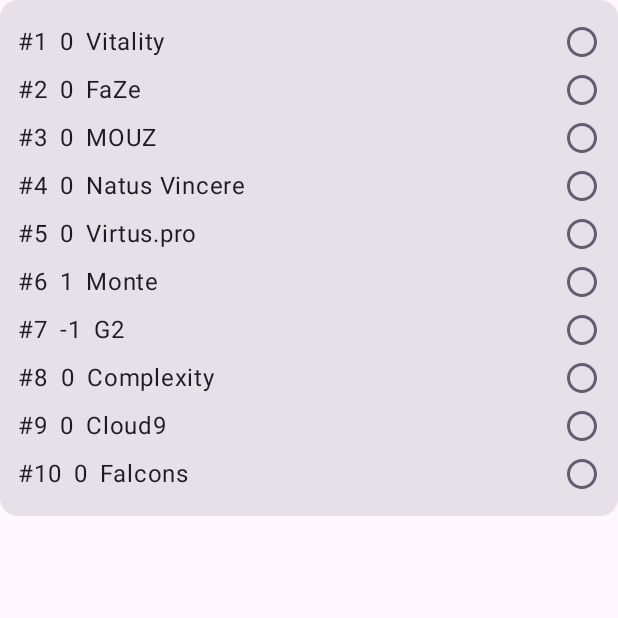
After one commit to DenisRx/CS2-ProBet-android, an Android app built with Jetpack Compose: the composable HomeScreen shown on its own in the app's theme, on a phone screen of 412 x 824 dp, the top half of it. The commit adds this screen. Run offline under Robolectric (Android 15) with nearby library versions, the phone set to English and light mode, and no system bars.

Commit message:
Display leaderboard list

```diff
--- a/app/build.gradle.kts
+++ b/app/build.gradle.kts
@@ -59,6 +59,7 @@ dependencies {
     implementation("androidx.compose.ui:ui-graphics")
     implementation("androidx.compose.ui:ui-tooling-preview")
     implementation("androidx.compose.material3:material3")
+    implementation("androidx.compose.material:material-icons-extended")
     testImplementation("junit:junit:4.13.2")
     androidTestImplementation("androidx.test.ext:junit:1.1.5")
     androidTestImplementation("androidx.test.espresso:espresso-core:3.5.1")
--- /dev/null
+++ b/app/src/main/java/com/denisrx/cs2probet/model/Team.kt
@@ -0,0 +1,11 @@
+package com.denisrx.cs2probet.model
+
+data class Team(
+    val points: Int,
+    val place: Int,
+    val name: String,
+    val id: Int,
+    val change: Int,
+    val isNew: Boolean,
+    val isSelected: Boolean,
+)
--- /dev/null
+++ b/app/src/main/java/com/denisrx/cs2probet/ui/homeScreen/HomeScreen.kt
@@ -0,0 +1,78 @@
+package com.denisrx.cs2probet.ui.homeScreen
+
+import androidx.compose.foundation.clickable
+import androidx.compose.foundation.layout.Arrangement
+import androidx.compose.foundation.layout.Column
+import androidx.compose.foundation.layout.Row
+import androidx.compose.foundation.layout.fillMaxWidth
+import androidx.compose.foundation.layout.padding
+import androidx.compose.foundation.lazy.LazyColumn
+import androidx.compose.foundation.lazy.items
+import androidx.compose.foundation.lazy.rememberLazyListState
+import androidx.compose.material.icons.Icons
+import androidx.compose.material.icons.filled.RadioButtonChecked
+import androidx.compose.material.icons.filled.RadioButtonUnchecked
+import androidx.compose.material3.Card
+import androidx.compose.material3.Icon
+import androidx.compose.material3.MaterialTheme
+import androidx.compose.material3.Text
+import androidx.compose.runtime.Composable
+import androidx.compose.runtime.collectAsState
+import androidx.compose.runtime.getValue
+import androidx.compose.ui.Modifier
+import androidx.compose.ui.res.dimensionResource
+import androidx.compose.ui.res.stringResource
+import androidx.compose.ui.semantics.Role
+import androidx.compose.ui.tooling.preview.Preview
+import com.denisrx.cs2probet.R
+
+@Composable
+fun HomeScreen(viewModel: HomeViewModel = HomeViewModel()) {
+    val homeUiState by viewModel.uiState.collectAsState()
+
+    LeaderboardComponent(homeUiState = homeUiState)
+}
+
+@Composable
+fun LeaderboardComponent(homeUiState: HomeUiState, modifier: Modifier = Modifier) {
+    val lazyListState = rememberLazyListState()
+
+    Card {
+        LazyColumn(
+            state = lazyListState,
+            modifier = modifier.padding(dimensionResource(R.dimen.list_content_padding))
+        ) {
+            items(homeUiState.leaderboard) { team ->
+                Row(
+                    horizontalArrangement = Arrangement.SpaceBetween,
+                    modifier = modifier
+                        .padding(vertical = dimensionResource(R.dimen.list_row_horizontal_padding))
+                        .fillMaxWidth()
+                ) {
+                    Column {
+                        Row(horizontalArrangement = Arrangement.spacedBy(dimensionResource(R.dimen.small_padding))) {
+                            Text(text = "#${team.place}")
+                            Text(team.change.toString())
+                            Text(team.name)
+                        }
+                    }
+                        Icon(
+                            imageVector = if (team.isSelected) Icons.Filled.RadioButtonChecked else Icons.Filled.RadioButtonUnchecked,
+                            contentDescription = stringResource(R.string.select_team_button),
+                            tint = MaterialTheme.colorScheme.secondary,
+                            modifier = Modifier.clickable(
+                                onClick = { /*TODO*/ },
+                                role = Role.Button,
+                            )
+                        )
+                }
+            }
+        }
+    }
+}
+
+@Preview
+@Composable
+fun HomeScreenPreview() {
+    HomeScreen()
+}
--- /dev/null
+++ b/app/src/main/java/com/denisrx/cs2probet/ui/homeScreen/HomeUiState.kt
@@ -0,0 +1,18 @@
+package com.denisrx.cs2probet.ui.homeScreen
+
+import com.denisrx.cs2probet.model.Team
+
+data class HomeUiState(
+    val leaderboard: List<Team> = listOf(
+        Team(points = 980, place = 1, name = "Vitality", id = 9565, change = 0, isNew = false, isSelected = false),
+        Team(points = 940, place = 2, name = "FaZe", id = 6667, change = 0, isNew = false, isSelected = false),
+        Team(points = 519, place = 3, name = "MOUZ", id = 4494, change = 0, isNew = false, isSelected = false),
+        Team(points = 404, place = 4, name = "Natus Vincere", id = 4608, change = 0, isNew = false, isSelected = false),
+        Team(points = 365, place = 5, name = "Virtus.pro", id = 5378, change = 0, isNew = false, isSelected = false),
+        Team(points = 344, place = 6, name = "Monte", id = 11811, change = 1, isNew = false, isSelected = false),
+        Team(points = 342, place = 7, name = "G2", id = 5995, change = -1, isNew = false, isSelected = false),
+        Team(points = 317, place = 8, name = "Complexity", id = 5005, change = 0, isNew = false, isSelected = false),
+        Team(points = 291, place = 9, name = "Cloud9", id = 5752, change = 0, isNew = false, isSelected = false),
+        Team(points = 288, place = 10, name = "Falcons", id = 11283, change = 0, isNew = false, isSelected = false),
+    ),
+)
--- /dev/null
+++ b/app/src/main/java/com/denisrx/cs2probet/ui/homeScreen/HomeViewModel.kt
@@ -0,0 +1,11 @@
+package com.denisrx.cs2probet.ui.homeScreen
+
+import androidx.lifecycle.ViewModel
+import kotlinx.coroutines.flow.MutableStateFlow
+import kotlinx.coroutines.flow.StateFlow
+import kotlinx.coroutines.flow.asStateFlow
+
+class HomeViewModel : ViewModel() {
+    private val _uiState = MutableStateFlow(HomeUiState())
+    val uiState: StateFlow<HomeUiState> = _uiState.asStateFlow()
+}
--- /dev/null
+++ b/app/src/main/res/values/dimens.xml
@@ -0,0 +1,6 @@
+<?xml version="1.0" encoding="utf-8"?>
+<resources>
+    <dimen name="small_padding">8dp</dimen>
+    <dimen name="list_row_horizontal_padding">4dp</dimen>
+    <dimen name="list_content_padding">12dp</dimen>
+</resources>
--- a/app/src/main/res/values/strings.xml
+++ b/app/src/main/res/values/strings.xml
@@ -1,3 +1,4 @@
 <resources>
     <string name="app_name">CS2 ProBet</string>
+    <string name="select_team_button">Select team</string>
 </resources>
```
Also changed, not shown: app/src/main/java/com/denisrx/cs2probet/MainActivity.kt (+2 -21 lines).
